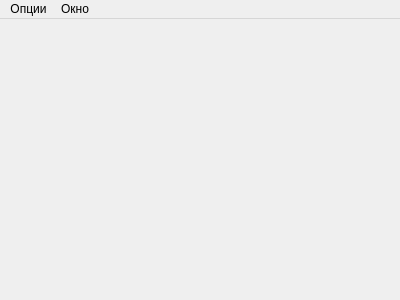
This is ui/mainwindow.ui in irsural/calibrator_pc as Qt 5 draws it before an edit. The edited form follows.
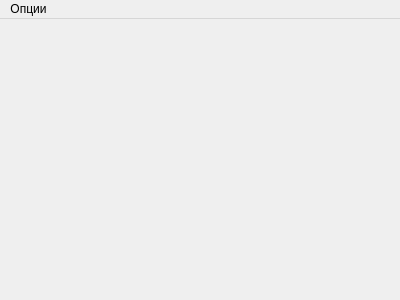
This is the edited form.

Patch:
```diff
--- a/ui/mainwindow.ui
+++ b/ui/mainwindow.ui
@@ -32,14 +32,7 @@
     </property>
     <addaction name="change_fixed_range_action"/>
    </widget>
-   <widget class="QMenu" name="window_menu">
-    <property name="title">
-     <string>Окно</string>
-    </property>
-    <addaction name="back_action"/>
-   </widget>
    <addaction name="options_menu"/>
-   <addaction name="window_menu"/>
   </widget>
   <action name="back_action">
    <property name="text">
```
Left out of the diff: 5 changed lines with no effect on the pictures.
